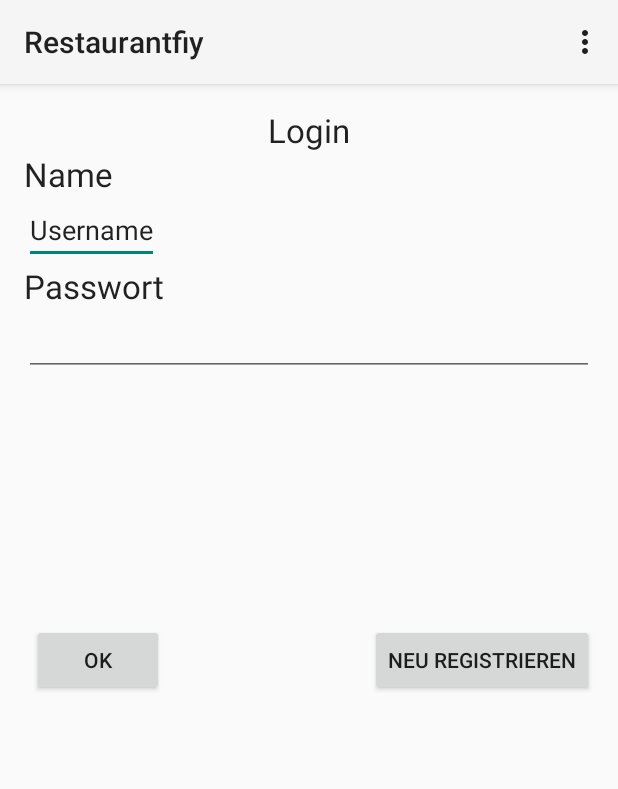
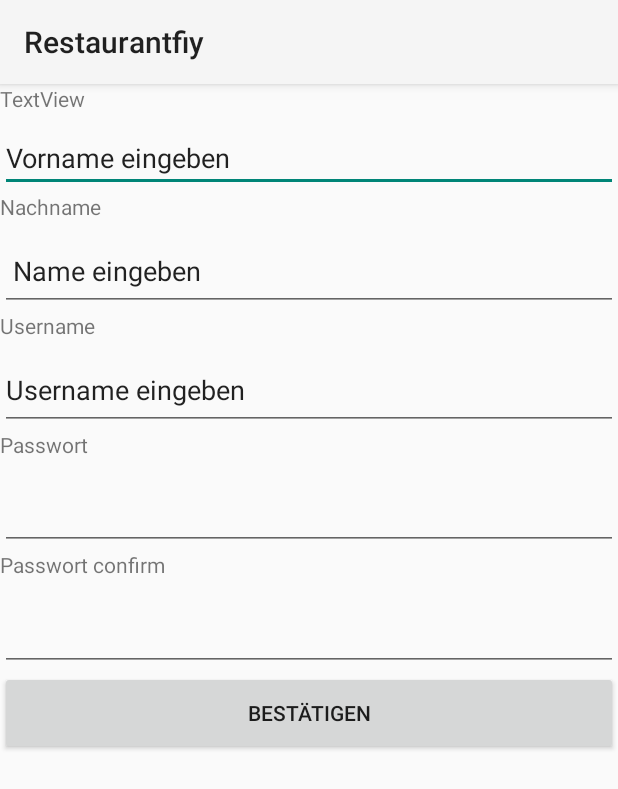
Before and after one commit to Restaurantify/Restaurantify, an Android app: the screen it shows after launch (MainActivity before the commit, RegistrierungActivity after it), after a tap on "NEU REGISTRIEREN", on a phone screen of 412 x 824 dp. Shown: the top 789 px of the screen. Run offline under Robolectric (Android 15) with nearby library versions, the phone set to English and light mode, and no system bars.

Commit message:
Login DB, Passwort überprüfen und neuen User anlegen

```diff
--- a/app/src/main/res/layout/activity_main.xml
+++ b/app/src/main/res/layout/activity_main.xml
@@ -50,16 +50,6 @@
         android:layout_alignParentStart="true" />
 
     <Button
-        android:layout_width="wrap_content"
-        android:layout_height="wrap_content"
-        android:text="OK"
-        android:id="@+id/okBTN"
-        android:onClick="Ok"
-        android:layout_centerVertical="true"
-        android:layout_alignEnd="@+id/passwortTV"
-        android:nestedScrollingEnabled="false" />
-
-    <Button
         style="?android:attr/buttonStyleSmall"
         android:layout_width="wrap_content"
         android:layout_height="wrap_content"
@@ -69,4 +59,14 @@
         android:onClick="neuRegistrieren"
         android:layout_alignEnd="@+id/passwortET" />
 
+    <Button
+        android:layout_width="wrap_content"
+        android:layout_height="wrap_content"
+        android:text="OK"
+        android:id="@+id/okBTN"
+        android:onClick="okBtn"
+        android:nestedScrollingEnabled="false"
+        android:layout_centerVertical="true"
+        android:layout_alignEnd="@+id/passwortTV" />
+
 </RelativeLayout>
--- a/app/src/main/res/layout/neuregistrieren.xml
+++ b/app/src/main/res/layout/neuregistrieren.xml
@@ -1,6 +1,95 @@
 <?xml version="1.0" encoding="utf-8"?>
 <LinearLayout xmlns:android="http://schemas.android.com/apk/res/android"
+    xmlns:tools="http://schemas.android.com/tools"
     android:orientation="vertical" android:layout_width="match_parent"
-    android:layout_height="match_parent">
+    android:layout_height="match_parent"
+    android:weightSum="1">
+
+    <TextView
+        android:text="TextView"
+        android:layout_width="match_parent"
+        android:layout_height="wrap_content"
+        android:id="@+id/textViewVName"
+        tools:text="Vorname"
+        android:layout_weight="0.02" />
+
+    <EditText
+        android:layout_width="match_parent"
+        android:layout_height="wrap_content"
+        android:inputType="textPersonName"
+        android:text="Vorname eingeben"
+        android:ems="10"
+        android:id="@+id/editTextVName" />
+
+    <TextView
+        android:text="Nachname"
+        android:layout_width="match_parent"
+        android:layout_height="wrap_content"
+        android:id="@+id/textViewName"
+        android:layout_weight="0.02" />
+
+    <EditText
+        android:layout_width="match_parent"
+        android:layout_height="wrap_content"
+        android:inputType="textPersonName"
+        android:text=" Name eingeben"
+        android:ems="10"
+        android:id="@+id/editTextName"
+        android:layout_weight="0.02" />
+
+    <TextView
+        android:text="Username"
+        android:layout_width="match_parent"
+        android:layout_height="wrap_content"
+        android:id="@+id/textViewUserName"
+        android:layout_weight="0.02" />
+
+    <EditText
+        android:layout_width="match_parent"
+        android:layout_height="wrap_content"
+        android:inputType="textPersonName"
+        android:text="Username eingeben"
+        android:ems="10"
+        android:id="@+id/editTextUsername"
+        android:layout_weight="0.02" />
+
+    <TextView
+        android:text="Passwort"
+        android:layout_width="match_parent"
+        android:layout_height="wrap_content"
+        android:id="@+id/textViewPasswort"
+        android:layout_weight="0.02" />
+
+    <EditText
+        android:layout_width="match_parent"
+        android:layout_height="wrap_content"
+        android:inputType="textPassword"
+        android:ems="10"
+        android:id="@+id/editTextPasswort"
+        android:layout_weight="0.02" />
+
+    <TextView
+        android:text="Passwort confirm"
+        android:layout_width="match_parent"
+        android:layout_height="wrap_content"
+        android:id="@+id/textViewPasswortconfirm"
+        android:layout_weight="0.02" />
+
+    <EditText
+        android:layout_width="match_parent"
+        android:layout_height="wrap_content"
+        android:inputType="textPassword"
+        android:ems="10"
+        android:id="@+id/editTextPasswortConfirm"
+        android:layout_weight="0.02" />
+
+    <Button
+        android:text="Bestätigen"
+        android:layout_width="match_parent"
+        android:layout_height="wrap_content"
+        android:id="@+id/buttonRegister"
+        android:layout_weight="0.02"
+        android:onClick="Registrieren"
+        />
 
 </LinearLayout>
```
Also changed, not shown: app/src/main/java/com/example/stefan/restaurantfiy/Contact.java (added, +52 -0 lines), app/src/main/java/com/example/stefan/restaurantfiy/LoginHelper.java (+70 -10 lines), app/src/main/java/com/example/stefan/restaurantfiy/LoginTBL.java (+8 -22 lines), app/src/main/java/com/example/stefan/restaurantfiy/MainActivity.java (+30 -2 lines), app/src/main/java/com/example/stefan/restaurantfiy/RegistrierungActivity.java (+37 -1 lines), 1 other file.
